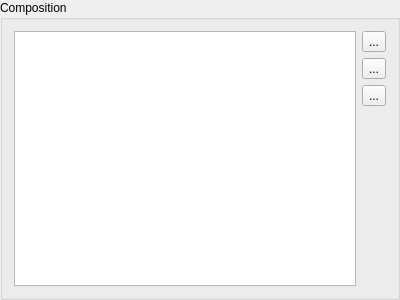
Old version of the form mixcontrol.ui in the repository hobrasoft/simul6.
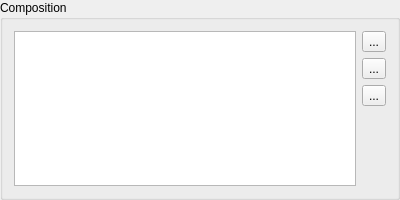
New version of the form. Custom widgets are drawn as their Qt base class.

```diff
--- a/mixcontrol.ui
+++ b/mixcontrol.ui
@@ -7,7 +7,7 @@
     <x>0</x>
     <y>0</y>
     <width>400</width>
-    <height>300</height>
+    <height>200</height>
    </rect>
   </property>
   <property name="windowTitle">
```
